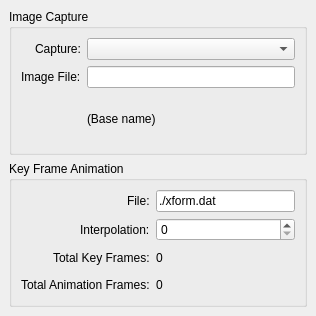
CCSEPBVR/CS-IS-PBVR, file Panels/AnimationControls.ui: the form before one commit.
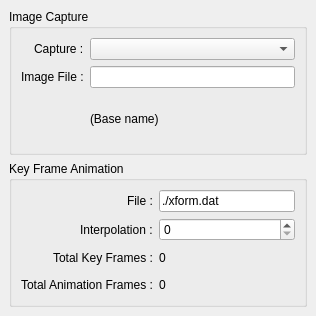
The form after the commit.

```diff
--- a/Panels/AnimationControls.ui
+++ b/Panels/AnimationControls.ui
@@ -24,14 +24,14 @@
        <item row="1" column="0" alignment="Qt::AlignRight">
         <widget class="QLabel" name="label_2">
          <property name="text">
-          <string>Image File:</string>
+          <string>Image File :</string>
          </property>
         </widget>
        </item>
        <item row="0" column="0" alignment="Qt::AlignRight">
         <widget class="QLabel" name="label">
          <property name="text">
-          <string>Capture:</string>
+          <string>Capture :</string>
          </property>
         </widget>
        </item>
@@ -67,21 +67,21 @@
        <item row="2" column="0" alignment="Qt::AlignRight">
         <widget class="QLabel" name="label_4">
          <property name="text">
-          <string>Interpolation:</string>
+          <string>Interpolation :</string>
          </property>
         </widget>
        </item>
        <item row="3" column="0" alignment="Qt::AlignRight">
         <widget class="QLabel" name="label_6">
          <property name="text">
-          <string>Total Key Frames:</string>
+          <string>Total Key Frames :</string>
          </property>
         </widget>
        </item>
        <item row="0" column="0" alignment="Qt::AlignRight">
         <widget class="QLabel" name="label_3">
          <property name="text">
-          <string>File:</string>
+          <string>File :</string>
          </property>
         </widget>
        </item>
@@ -91,7 +91,7 @@
        <item row="4" column="0">
         <widget class="QLabel" name="label_7">
          <property name="text">
-          <string>Total Animation Frames:</string>
+          <string>Total Animation Frames :</string>
          </property>
         </widget>
        </item>
```
Left out of the diff: 30 changed lines with no effect on the pictures.
